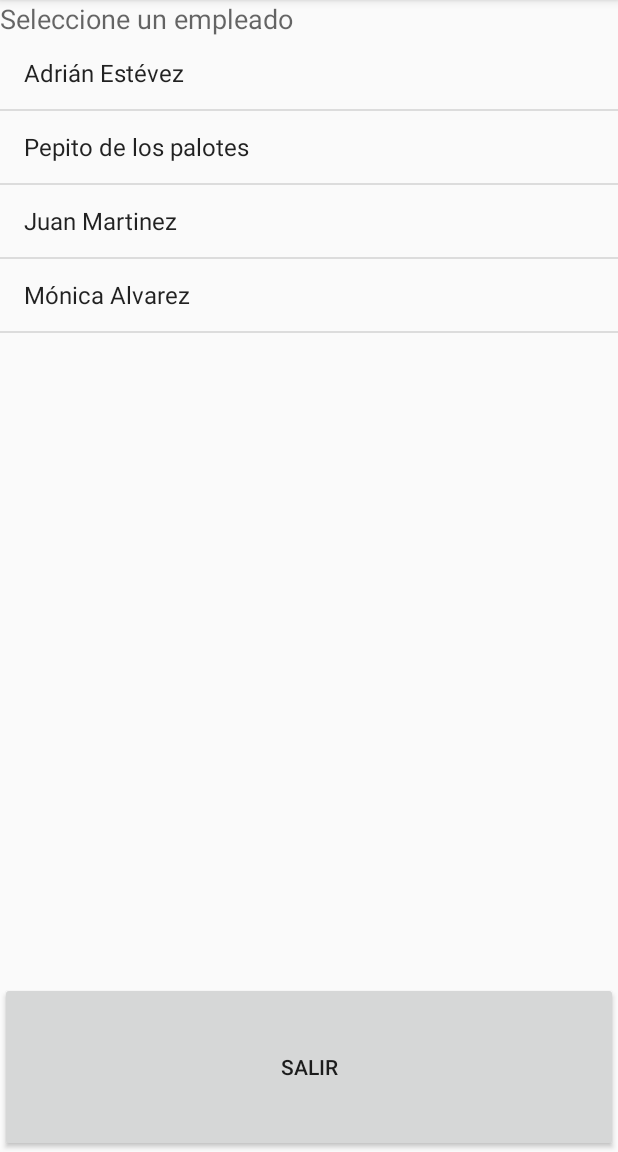
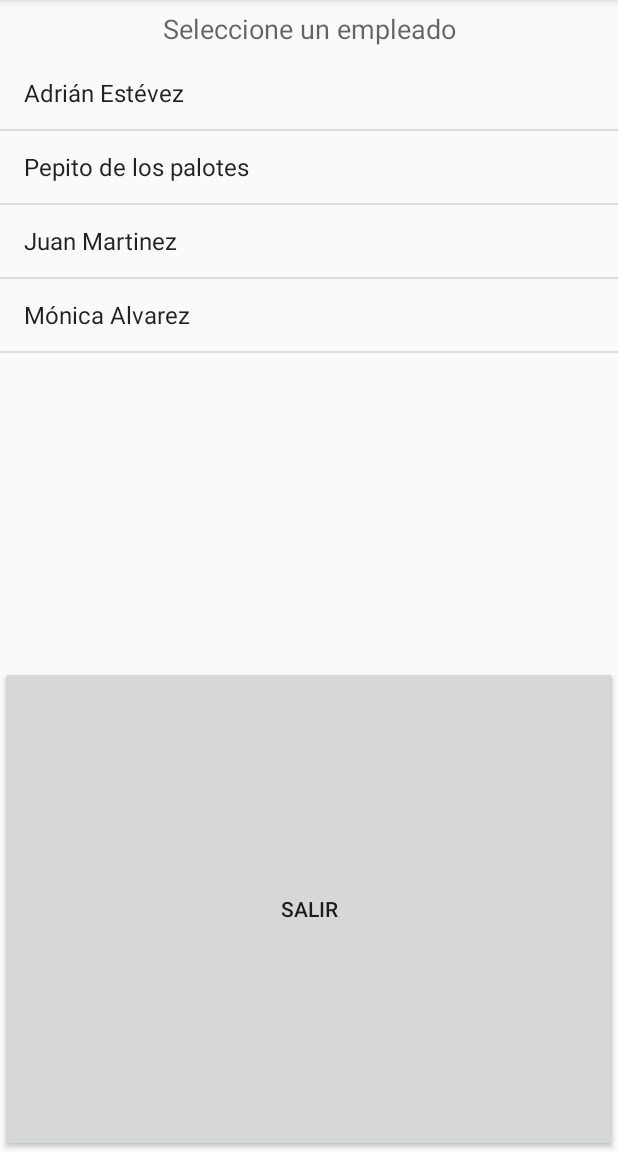
Before and after one commit to AdrianEsGa/Kiwi.PDA, an Android app: the screen it shows after launch (MainActivity), on a phone screen of 412 x 824 dp, the part 84-1236 px from its top. Run offline under Robolectric (Android 15) with nearby library versions, the phone set to English and light mode, and no system bars.

Commit message:
View Employees - Diseño

```diff
--- a/app/src/main/res/layout/activity_main.xml
+++ b/app/src/main/res/layout/activity_main.xml
@@ -17,14 +17,16 @@
         <TextView
             android:id="@+id/TextViewInfo"
             android:layout_width="match_parent"
-            android:layout_height="wrap_content"
+            android:layout_height="38dp"
+            android:gravity="center"
             android:text="Seleccione un empleado"
+            android:textAllCaps="false"
             android:textAppearance="@style/TextAppearance.AppCompat.Medium" />
 
         <ListView
             android:id="@+id/ListViewEmployees"
             android:layout_width="match_parent"
-            android:layout_height="630dp" />
+            android:layout_height="406dp" />
 
         <Button
             android:id="@+id/BtnExit"
```
